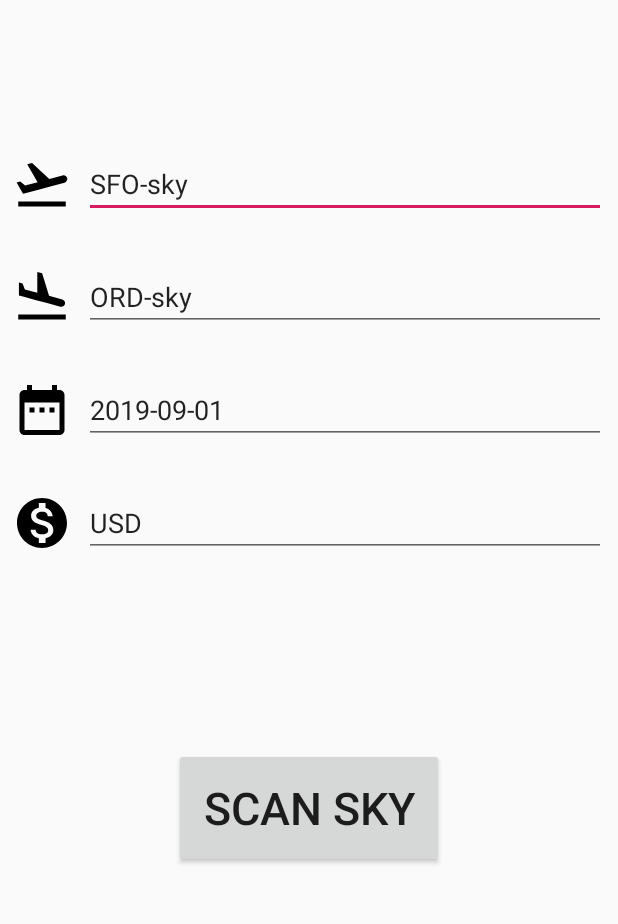
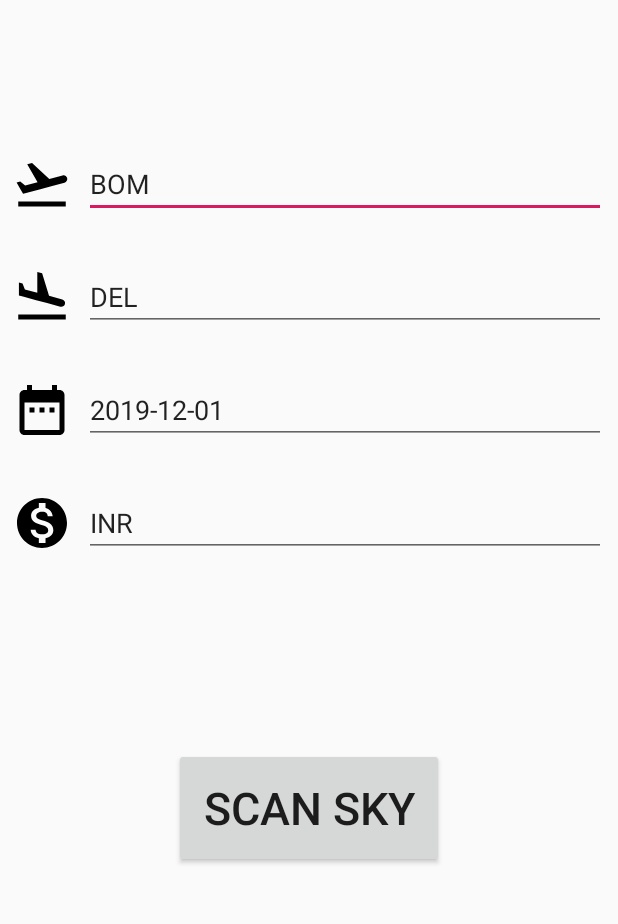
Before and after one commit to subratshah/Skyscanner, an Android app: the screen it shows after launch (MainActivity), on a phone screen of 412 x 824 dp, the part 177-1101 px from its top. Run offline under Robolectric (Android 15) with nearby library versions, the phone set to English and light mode, and no system bars; our stand-ins replace Dagger/Hilt's generated code, data binding.

```diff
--- a/app/src/main/java/sample/com/skyscanner/SkyViewModel.java
+++ b/app/src/main/java/sample/com/skyscanner/SkyViewModel.java
@@ -54,7 +54,7 @@ public class SkyViewModel extends ViewModel implements LifecycleObserver {
             }
             output.setDate(quote.getQuoteDateTime());
             output.setDirect(quote.getDirect() ? "Direct" : "Indirect");
-            output.setPrice(quote.getMinPrice());
+            output.setPrice(baseModel.getCurrencies().get(0).getSymbol() + quote.getMinPrice());
             outputs.add(output);
         }
         adapter.notifyDataSetChanged();
--- a/app/src/main/java/sample/com/skyscanner/ui/SecondActivity.java
+++ b/app/src/main/java/sample/com/skyscanner/ui/SecondActivity.java
@@ -25,7 +25,6 @@ public class SecondActivity extends AppCompatActivity implements LifecycleOwner
         AndroidInjection.inject(this);
         ActivitySecondBinding activitySecondBinding = DataBindingUtil.setContentView(this, R.layout.activity_second);
 
-//        skyViewModel.setInput((Input) getIntent().getSerializableExtra("input"));
         Input input = new Input();
         input.setOutDate(getIntent().getStringExtra("date"));
         input.setOrigin(getIntent().getStringExtra("origin"));
--- a/app/src/main/res/layout/recyclerview_item.xml
+++ b/app/src/main/res/layout-v26/recyclerview_item.xml
@@ -20,6 +20,7 @@
             android:layout_height="wrap_content"
             android:hint="airline"
             android:text="@{viewModel.airline}"
+            android:textSize="15sp"
             app:layout_constraintStart_toStartOf="parent"
             app:layout_constraintTop_toTopOf="@+id/dateText" />
 
@@ -30,6 +31,7 @@
             android:layout_marginStart="120dp"
             android:hint="date"
             android:text="@{viewModel.date}"
+            android:textSize="15sp"
             app:layout_constraintStart_toStartOf="parent"
             app:layout_constraintTop_toTopOf="@+id/airline" />
 
@@ -40,6 +42,7 @@
             android:layout_marginStart="300dp"
             android:hint="direct"
             android:text="@{viewModel.direct}"
+            android:textSize="15sp"
             app:layout_constraintStart_toStartOf="parent"
             app:layout_constraintTop_toTopOf="@+id/dateText" />
 
@@ -47,9 +50,10 @@
             android:id="@+id/directText"
             android:layout_width="wrap_content"
             android:layout_height="wrap_content"
-            android:layout_marginStart="380dp"
+            android:layout_marginStart="360dp"
             android:hint="price"
             android:text="@{viewModel.price}"
+            android:textSize="15sp"
             app:layout_constraintStart_toStartOf="parent"
             app:layout_constraintTop_toTopOf="@+id/dateText" />
     </androidx.constraintlayout.widget.ConstraintLayout>
--- a/app/src/main/res/layout/activity_main.xml
+++ b/app/src/main/res/layout/activity_main.xml
@@ -46,7 +46,7 @@
             android:layout_marginTop="100dp"
             android:layout_marginEnd="8dp"
             android:hint="ORIGIN"
-            android:text="SFO-sky"
+            android:text="BOM"
             app:layout_constraintEnd_toEndOf="parent"
             app:layout_constraintLeft_toLeftOf="parent"
             app:layout_constraintStart_toEndOf="@+id/originImage"
@@ -69,7 +69,7 @@
             android:layout_marginTop="30dp"
             android:layout_marginEnd="8dp"
             android:hint="DESTINATION"
-            android:text="ORD-sky"
+            android:text="DEL"
             app:layout_constraintEnd_toEndOf="parent"
             app:layout_constraintStart_toEndOf="@+id/destImage"
             app:layout_constraintTop_toBottomOf="@+id/originText" />
@@ -91,7 +91,7 @@
             android:layout_marginTop="30dp"
             android:layout_marginEnd="8dp"
             android:hint="Date of Journey"
-            android:text="2019-09-01"
+            android:text="2019-12-01"
             app:layout_constraintEnd_toEndOf="parent"
             app:layout_constraintStart_toEndOf="@+id/dateImage"
             app:layout_constraintTop_toBottomOf="@+id/destText" />
@@ -113,7 +113,7 @@
             android:layout_marginTop="30dp"
             android:layout_marginEnd="8dp"
             android:hint="INR or USD"
-            android:text="USD"
+            android:text="INR"
             app:layout_constraintEnd_toEndOf="parent"
             app:layout_constraintStart_toEndOf="@+id/currImage"
             app:layout_constraintTop_toBottomOf="@+id/dateText" />
--- a/app/src/main/res/layout/activity_second.xml
+++ b/app/src/main/res/layout/activity_second.xml
@@ -20,7 +20,7 @@
             style="@style/TextAppearance.AppCompat.Widget.ActionBar.Menu"
             android:layout_width="wrap_content"
             android:layout_height="wrap_content"
-            android:layout_marginStart="20dp"
+            android:layout_marginStart="10dp"
             android:text="Airline"
             android:textSize="20sp"
             app:layout_constraintStart_toStartOf="parent"
@@ -42,7 +42,7 @@
             style="@style/TextAppearance.AppCompat.Widget.ActionBar.Menu"
             android:layout_width="wrap_content"
             android:layout_height="wrap_content"
-            android:layout_marginStart="200dp"
+            android:layout_marginStart="180dp"
             android:text="Time"
             android:textSize="20sp"
             app:layout_constraintStart_toStartOf="parent"
```
Also changed, not shown: app/src/main/java/sample/com/skyscanner/ui/MainActivity.java (+18 -18 lines).
